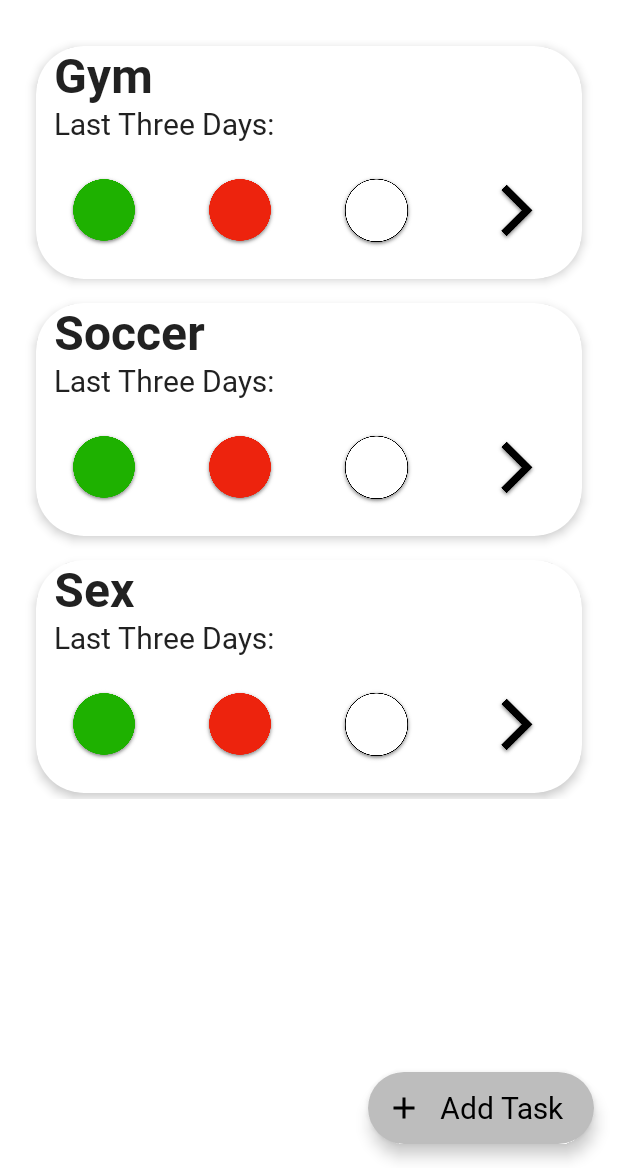
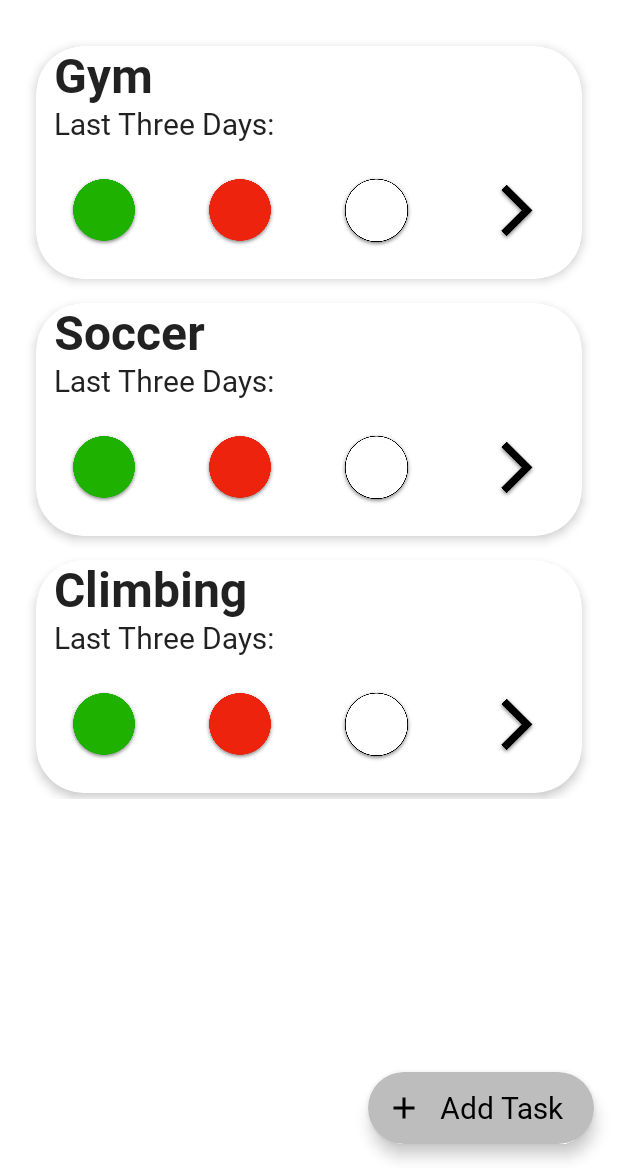
Before and after one commit to kkrls/dotCross, an Android app built with Jetpack Compose: the screen it shows after launch (MainActivity), on a phone screen of 412 x 824 dp, the part 68-1236 px from its top. Run offline under Robolectric (Android 15) with nearby library versions, the phone set to English and light mode, and no system bars; our stand-ins replace Room's generated code.

Commit message:
Minor refactoring in the compose preview functions for the task list composables

```diff
--- a/app/src/main/java/com/dotcross_app/dotcross/MainActivity.kt
+++ b/app/src/main/java/com/dotcross_app/dotcross/MainActivity.kt
@@ -41,7 +41,7 @@ class MainActivity : ComponentActivity() {
                     val taskList: List<Task> = listOf<Task>(
                         Task(name = "Gym", date = null),
                         Task(name = "Soccer", date = null),
-                        Task(name = "Sex", date = null),
+                        Task(name = "Climbing", date = null),
                     )
                     DotCrossHomeScreen(
                         navigateToItemEntry = { /*TODO*/ },
--- a/app/src/main/java/com/dotcross_app/dotcross/ui/home/TaskComposable.kt
+++ b/app/src/main/java/com/dotcross_app/dotcross/ui/home/TaskComposable.kt
@@ -218,7 +218,7 @@ fun DefaultPreview() {
             val taskList: List<Task> = listOf<Task>(
                 Task(name = "Gym", date = null),
                 Task(name = "Soccer", date = null),
-                Task(name = "Sex", date = null),
+                Task(name = "Climbing", date = null),
             )
             DotCrossHomeScreen(
                 navigateToItemEntry = { /*TODO*/ },
```
